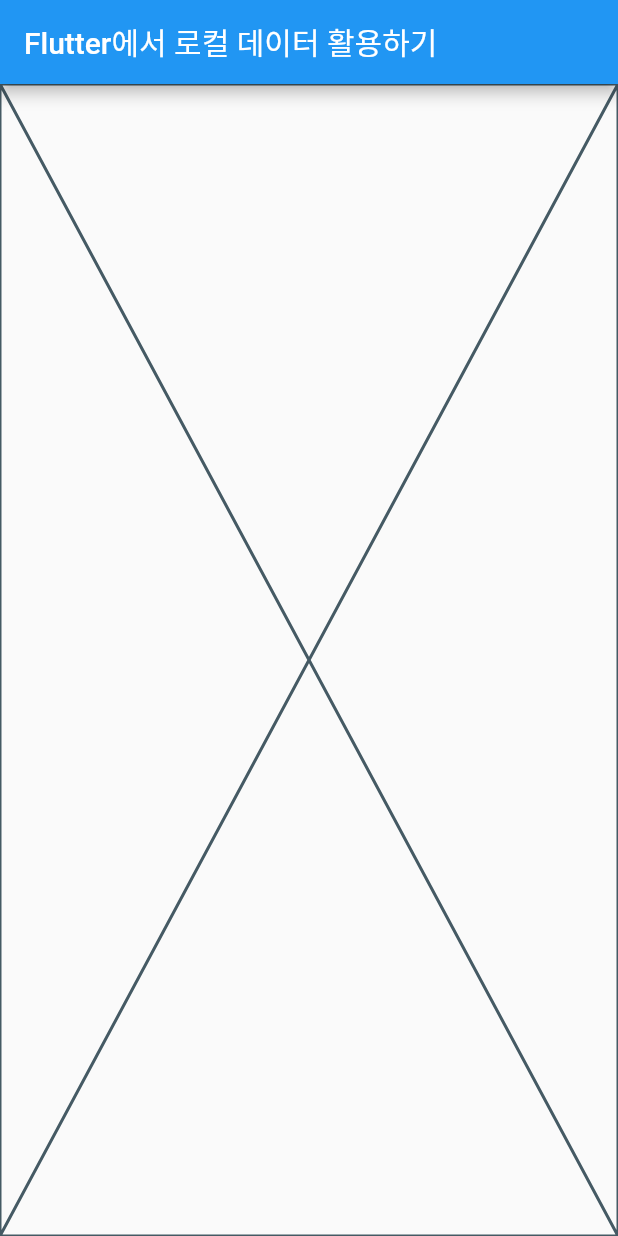
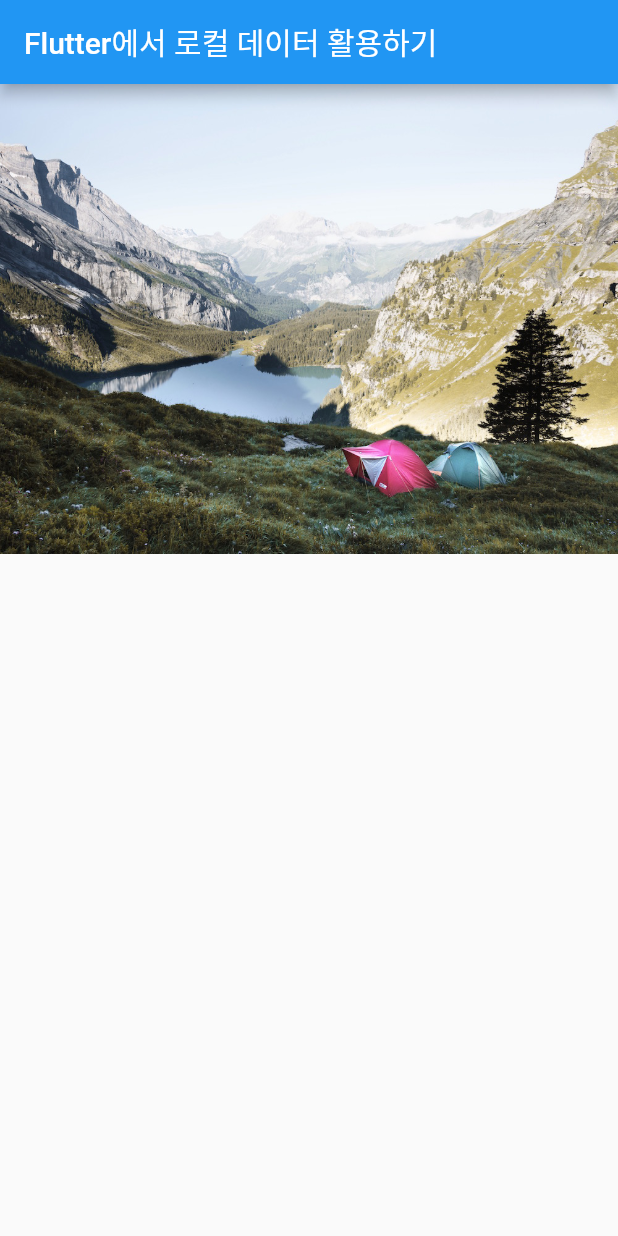
Before and after one commit to dongeranguk/flutter_example, a Flutter app: the screen it shows after launch, on a phone screen of 412 x 824 dp. Run offline on Flutter 3.47's test engine with Material 2 defaults, Android fonts, the phone set to English and light mode, and no system bars.

```diff
--- a/lib/main.dart
+++ b/lib/main.dart
@@ -1,4 +1,7 @@
 import 'package:flutter/material.dart';
+
+const String assetsImagePath = "assets/images";
+const String lakeImage = "$assetsImagePath/lake.jpg";
 
 void main() {
   runApp(MaterialApp(
@@ -15,7 +18,7 @@ class Body extends StatelessWidget {
 
   @override
   Widget build(BuildContext context) {
-    return const Placeholder();
+    return Image.asset(lakeImage);
 
   }
 }
```
